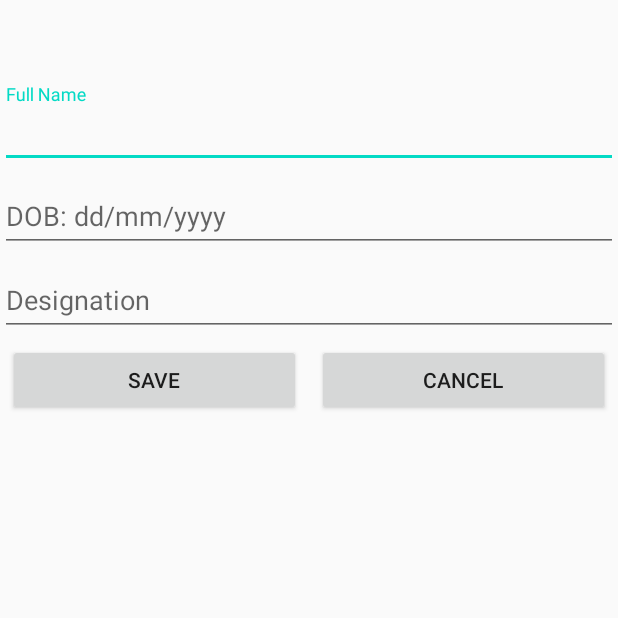
After one commit to appdevgenie/GloboMed, an Android app: the AddEmployeeActivity screen opened directly, with no data from a screen before it, on a phone screen of 412 x 824 dp, the top half of it. The commit adds this screen. Run offline under Robolectric (Android 15) with nearby library versions, the phone set to English and light mode, and no system bars.

Commit message:
add resources

```diff
--- a/app/build.gradle
+++ b/app/build.gradle
@@ -34,4 +34,5 @@ dependencies {
     testImplementation 'junit:junit:4.12'
     androidTestImplementation 'androidx.test.ext:junit:1.1.1'
     androidTestImplementation 'androidx.test.espresso:espresso-core:3.2.0'
+    implementation 'com.google.android.material:material:1.1.0'
 }
--- a/app/src/main/AndroidManifest.xml
+++ b/app/src/main/AndroidManifest.xml
@@ -16,6 +16,7 @@
                 <category android:name="android.intent.category.LAUNCHER" />
             </intent-filter>
         </activity>
+        <activity android:name=".AddEmployeeActivity" />
     </application>
 
 </manifest>
--- /dev/null
+++ b/app/src/main/java/com/globomed/learn/AddEmployeeActivity.kt
@@ -0,0 +1,48 @@
+package com.globomed.learn
+
+import android.app.Activity
+import android.app.DatePickerDialog
+import android.os.Bundle
+import kotlinx.android.synthetic.main.activity_add.*
+import java.text.SimpleDateFormat
+import java.util.*
+
+class AddEmployeeActivity : Activity() {
+
+    private val myCalendar = Calendar.getInstance()
+
+    override fun onCreate(savedInstanceState: Bundle?) {
+        super.onCreate(savedInstanceState)
+        setContentView(R.layout.activity_add)
+
+        // on clicking ok on the calender dialog
+        val date = DatePickerDialog.OnDateSetListener { view, year, monthOfYear, dayOfMonth ->
+            myCalendar.set(Calendar.YEAR, year)
+            myCalendar.set(Calendar.MONTH, monthOfYear)
+            myCalendar.set(Calendar.DAY_OF_MONTH, dayOfMonth)
+
+            etDOB.setText(getFormattedDate(myCalendar.timeInMillis))
+        }
+
+        etDOB.setOnClickListener {
+            setUpCalender(date)
+        }
+    }
+
+    private fun setUpCalender(date: DatePickerDialog.OnDateSetListener) {
+
+        DatePickerDialog(
+            this, date, myCalendar
+                .get(Calendar.YEAR), myCalendar.get(Calendar.MONTH),
+            myCalendar.get(Calendar.DAY_OF_MONTH)
+        ).show()
+    }
+
+    private fun getFormattedDate(dobInMilis: Long?): String {
+
+        return dobInMilis?.let {
+            val sdf = SimpleDateFormat("d MMM, yyyy", Locale.getDefault())
+            sdf.format(dobInMilis)
+        } ?: "Not Found"
+    }
+}
--- a/app/src/main/java/com/globomed/learn/Employee.kt
+++ b/app/src/main/java/com/globomed/learn/Employee.kt
@@ -1,7 +1,7 @@
 package com.globomed.learn
 
 class Employee (
-    val id: Int,
+    val id: String,
     val name: String,
     val dob: Long,
     val designation: String)
--- /dev/null
+++ b/app/src/main/res/layout/activity_add.xml
@@ -0,0 +1,107 @@
+<?xml version="1.0" encoding="utf-8"?>
+<androidx.constraintlayout.widget.ConstraintLayout xmlns:android="http://schemas.android.com/apk/res/android"
+    android:layout_width="match_parent"
+    android:layout_height="match_parent"
+    xmlns:app="http://schemas.android.com/apk/res-auto">
+
+
+    <com.google.android.material.textfield.TextInputLayout
+        android:id="@+id/textInputLayout3"
+        android:layout_width="match_parent"
+        android:layout_height="wrap_content"
+        android:layout_gravity="center"
+        android:layout_marginTop="56dp"
+        app:layout_constraintBottom_toTopOf="@+id/textInputLayout"
+        app:layout_constraintEnd_toEndOf="parent"
+        app:layout_constraintStart_toStartOf="parent"
+        app:layout_constraintTop_toTopOf="parent">
+
+        <androidx.appcompat.widget.AppCompatEditText
+            android:id="@+id/etEmpName"
+            android:layout_width="match_parent"
+            android:layout_height="wrap_content"
+            android:ems="15"
+            android:hint="@string/name"
+            android:importantForAutofill="no"
+            android:inputType="text">
+
+        </androidx.appcompat.widget.AppCompatEditText>
+    </com.google.android.material.textfield.TextInputLayout>
+
+    <com.google.android.material.textfield.TextInputLayout
+        android:id="@+id/textInputLayout"
+        android:layout_width="match_parent"
+        android:layout_height="wrap_content"
+        android:layout_gravity="center"
+        app:layout_constraintEnd_toEndOf="parent"
+        app:layout_constraintStart_toStartOf="parent"
+        app:layout_constraintTop_toBottomOf="@+id/textInputLayout3">
+
+        <androidx.appcompat.widget.AppCompatEditText
+            android:id="@+id/etDOB"
+            android:layout_width="match_parent"
+            android:layout_height="wrap_content"
+            android:clickable="true"
+            android:ems="15"
+            android:focusable="false"
+            android:hint="@string/dob"
+            android:importantForAutofill="no"
+            android:inputType="text"
+            android:maxLines="1">
+
+        </androidx.appcompat.widget.AppCompatEditText>
+    </com.google.android.material.textfield.TextInputLayout>
+
+    <com.google.android.material.textfield.TextInputLayout
+        android:id="@+id/textInputLayout2"
+        android:layout_width="match_parent"
+        android:layout_height="wrap_content"
+        android:layout_gravity="center"
+        app:layout_constraintEnd_toEndOf="parent"
+        app:layout_constraintStart_toStartOf="parent"
+        app:layout_constraintTop_toBottomOf="@+id/textInputLayout">
+
+        <androidx.appcompat.widget.AppCompatEditText
+            android:id="@+id/etDesignation"
+            android:layout_width="match_parent"
+            android:layout_height="wrap_content"
+            android:ems="15"
+            android:hint="@string/designation"
+            android:importantForAutofill="no"
+            android:inputType="text"
+            android:maxLength="30">
+
+        </androidx.appcompat.widget.AppCompatEditText>
+    </com.google.android.material.textfield.TextInputLayout>
+
+
+    <Button
+        android:id="@+id/bCancel"
+        android:layout_width="0dp"
+        android:layout_height="wrap_content"
+        android:layout_margin="5dp"
+        android:layout_weight=".5"
+        android:text="@string/cancel"
+        app:layout_constraintEnd_toEndOf="parent"
+        app:layout_constraintStart_toStartOf="@+id/guideline"
+        app:layout_constraintTop_toBottomOf="@+id/textInputLayout2" />
+
+    <Button
+        android:id="@+id/bSave"
+        android:layout_width="0dp"
+        android:layout_height="wrap_content"
+        android:layout_margin="5dp"
+        android:layout_weight=".5"
+        android:text="@string/save"
+        app:layout_constraintEnd_toStartOf="@+id/guideline"
+        app:layout_constraintStart_toStartOf="parent"
+        app:layout_constraintTop_toBottomOf="@+id/textInputLayout2" />
+
+    <androidx.constraintlayout.widget.Guideline
+        android:id="@+id/guideline"
+        android:layout_width="wrap_content"
+        android:layout_height="wrap_content"
+        android:orientation="vertical"
+        app:layout_constraintGuide_percent="0.5" />
+
+</androidx.constraintlayout.widget.ConstraintLayout>
--- a/app/src/main/res/values/strings.xml
+++ b/app/src/main/res/values/strings.xml
@@ -1,3 +1,16 @@
 <resources>
-    <string name="app_name">GloboMed</string>
+    <string name="app_name">Globo Med</string>
+    <string name="action_delete">Delete</string>
+    <string name="name">Full Name</string>
+    <string name="designation">Designation</string>
+    <string name="cancel">Cancel</string>
+    <string name="save">Save</string>
+    <string name="dob">DOB: dd/mm/yyyy</string>
+    <string name="action_delete_all">Delete All</string>
+    <string name="confirm_sure">Are you sure you want to delete all data?</string>
+    <string name="yes">Yes</string>
+    <string name="no">No</string>
+    <string name="IsSurgeon">Is Surgeon: </string>
+    <string name="delete">Are you sure you want to delete this</string>
+    <string name="required">Required Field</string>
 </resources>
```
Also changed, not shown: app/src/main/java/com/globomed/learn/DatabaseHelper.kt (+2 -10 lines), app/src/main/java/com/globomed/learn/GloboMedDBContract.kt (+10 -10 lines), app/src/main/res/layout/activity_main.xml (+10 -6 lines), app/src/main/res/drawable-v24/ic_add.png (added).
